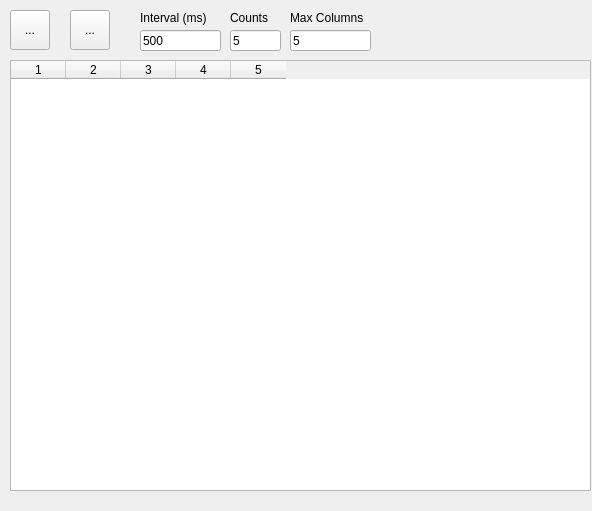
alchem0x2A/SGI, file ui/experiment_window.ui: the form before one commit.
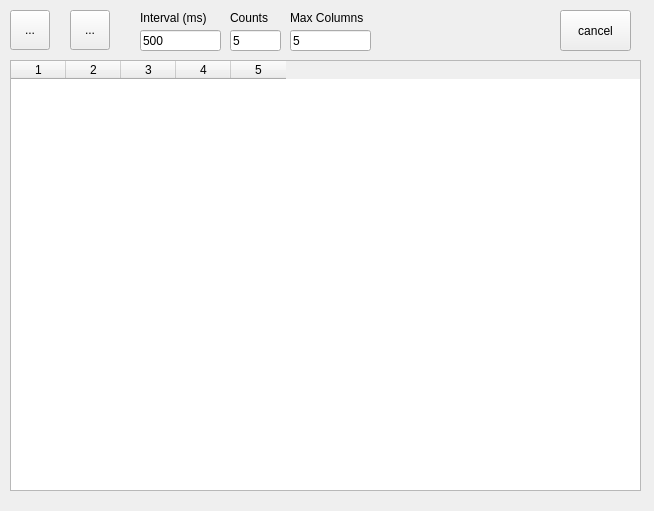
The form after the commit. Icons and pictures are not drawn.

Commit message: Add cancel button while measuring

What changed in the file:
```diff
--- a/ui/experiment_window.ui
+++ b/ui/experiment_window.ui
@@ -6,7 +6,7 @@
    <rect>
     <x>0</x>
     <y>0</y>
-    <width>592</width>
+    <width>654</width>
     <height>511</height>
    </rect>
   </property>
@@ -18,7 +18,7 @@
     <rect>
      <x>10</x>
      <y>60</y>
-     <width>581</width>
+     <width>631</width>
      <height>431</height>
     </rect>
    </property>
@@ -189,6 +189,19 @@
     <string>Max Columns</string>
    </property>
   </widget>
+  <widget class="QPushButton" name="button_cancel">
+   <property name="geometry">
+    <rect>
+     <x>560</x>
+     <y>10</y>
+     <width>71</width>
+     <height>41</height>
+    </rect>
+   </property>
+   <property name="text">
+    <string>cancel</string>
+   </property>
+  </widget>
  </widget>
  <resources/>
  <connections/>
```
The commit also changes 1 other file.
